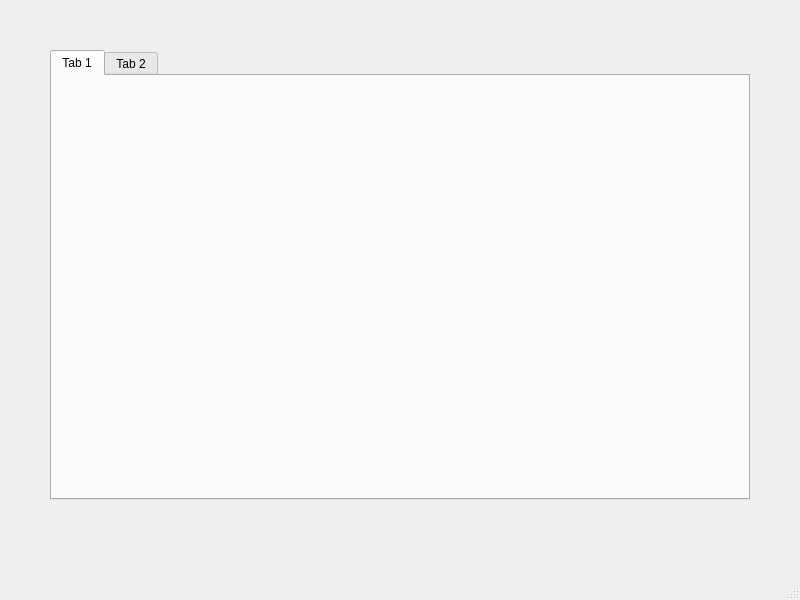
This is demoapp.ui in crknuchu/internship as Qt 5 draws it before an edit. The edited form follows.
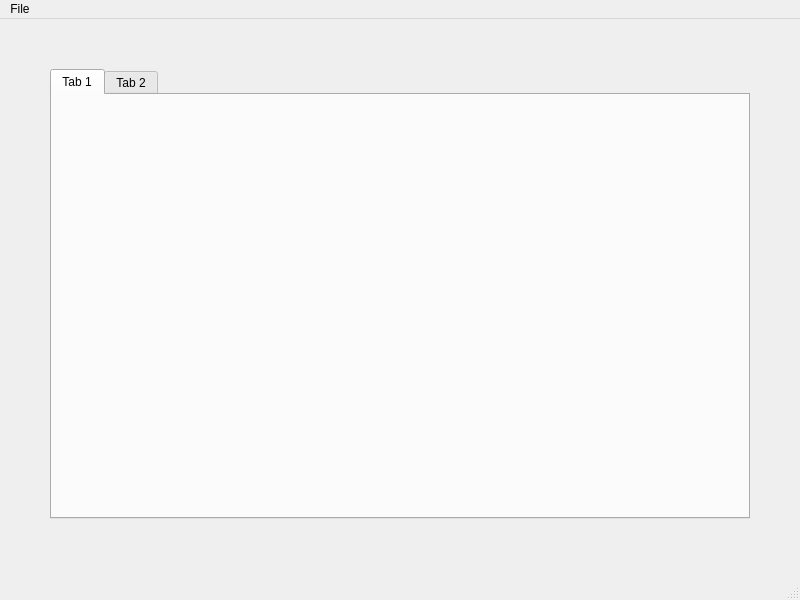
This is the edited form.

Commit message: added file,open menu options to gui

```diff
--- a/demoapp.ui
+++ b/demoapp.ui
@@ -41,9 +41,16 @@
      <x>0</x>
      <y>0</y>
      <width>800</width>
-     <height>26</height>
+     <height>21</height>
     </rect>
    </property>
+   <widget class="QMenu" name="menuFile">
+    <property name="title">
+     <string>File</string>
+    </property>
+    <addaction name="actionOpen"/>
+   </widget>
+   <addaction name="menuFile"/>
   </widget>
   <widget class="QStatusBar" name="statusbar"/>
  </widget>
```
Left out of the diff: 5 changed lines with no effect on the pictures. The commit also changes 1 other file.
